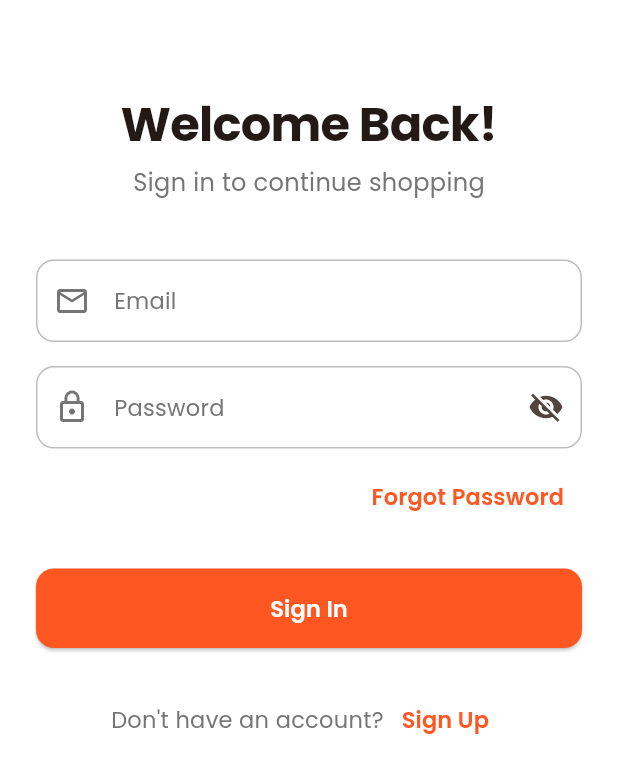
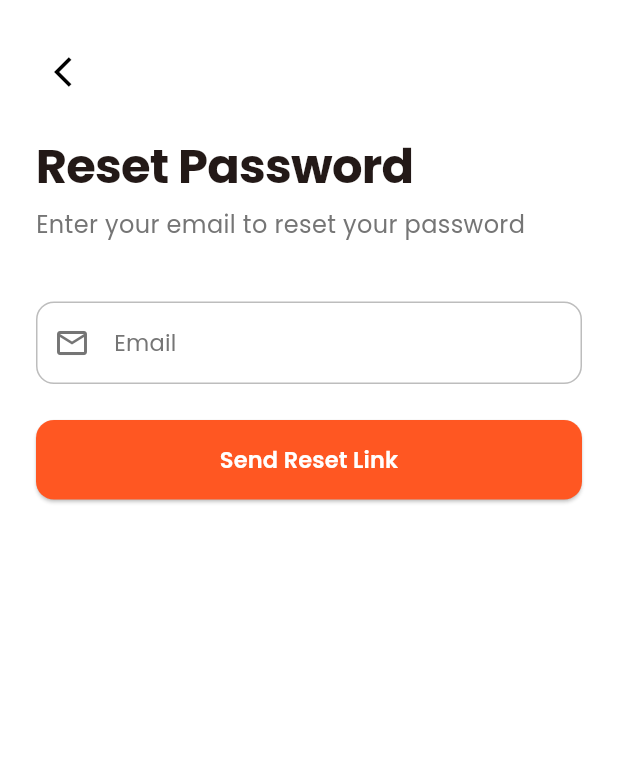
Before and after one commit to ThaeNandarSeint/ecommerce_app, a Flutter app: the LoginScreen screen opened directly, after a tap on "Forgot Password", on a phone screen of 412 x 824 dp. Shown: the top 773 px of the screen. Run offline on Flutter 3.47's test engine with Material 3 defaults, Android fonts, the phone set to English and light mode, and no system bars; our stand-ins replace get, get_storage, google_fonts; accounts and stored records are empty.

Commit message:
design forgot password screen

```diff
--- /dev/null
+++ b/lib/features/auth/views/forgot_password_screen.dart
@@ -0,0 +1,112 @@
+import 'package:ecommerce_app/core/theme/app_text_style.dart';
+import 'package:ecommerce_app/core/widgets/custom_text_field.dart';
+import 'package:flutter/material.dart';
+import 'package:get/get.dart';
+
+class ForgotPasswordScreen extends StatelessWidget {
+  ForgotPasswordScreen({super.key});
+
+  final TextEditingController _emailController = TextEditingController();
+
+  void _showSuccessDialog(BuildContext context) {
+    Get.dialog(
+      AlertDialog(
+        title: Text("Check Your Email", style: AppTextStyle.h3),
+        content: Text(
+          "We have sent password recovery instructions to your email.",
+          style: AppTextStyle.bodyMedium,
+        ),
+        actions: [
+          TextButton(
+            onPressed: () => Get.back(),
+            child: Text(
+              "OK",
+              style: AppTextStyle.withColor(
+                AppTextStyle.buttonMedium,
+                Theme.of(context).primaryColor,
+              ),
+            ),
+          ),
+        ],
+      ),
+    );
+  }
+
+  @override
+  Widget build(BuildContext context) {
+    final isDark = Theme.of(context).brightness == Brightness.dark;
+
+    return Scaffold(
+      body: SafeArea(
+        child: SingleChildScrollView(
+          padding: const EdgeInsets.all(24),
+          child: Column(
+            crossAxisAlignment: CrossAxisAlignment.start,
+            children: [
+              IconButton(
+                onPressed: () => Get.back(),
+                icon: Icon(
+                  Icons.arrow_back_ios,
+                  color: isDark ? Colors.white : Colors.black,
+                ),
+              ),
+              const SizedBox(height: 20),
+              Text(
+                'Reset Password',
+                style: AppTextStyle.withColor(
+                  AppTextStyle.h1,
+                  Theme.of(context).textTheme.bodyLarge!.color!,
+                ),
+              ),
+              const SizedBox(height: 8),
+              Text(
+                "Enter your email to reset your password",
+                style: AppTextStyle.withColor(
+                  AppTextStyle.bodyLarge,
+                  isDark ? Colors.grey[400]! : Colors.grey[600]!,
+                ),
+              ),
+              const SizedBox(height: 40),
+              CustomTextField(
+                label: 'Email',
+                prefixIcon: Icons.email_outlined,
+                keyboardType: TextInputType.emailAddress,
+                controller: _emailController,
+                validator: (value) {
+                  if (value == null || value.isEmpty) {
+                    return 'Please enter your email';
+                  }
+                  if (!GetUtils.isEmail(value)) {
+                    return 'Please enter a valid email';
+                  }
+                  return null;
+                },
+              ),
+              const SizedBox(height: 24),
+              SizedBox(
+                width: double.infinity,
+                child: ElevatedButton(
+                  onPressed: () {},
+                  style: ElevatedButton.styleFrom(
+                    backgroundColor: Theme.of(context).primaryColor,
+                    padding: const EdgeInsets.symmetric(vertical: 16),
+                    shape: RoundedRectangleBorder(
+                      borderRadius: BorderRadius.circular(12),
+                    ),
+                  ),
+                  child: Text(
+                    "Send Reset Link",
+                    style: AppTextStyle.withColor(
+                      AppTextStyle.buttonMedium,
+                      Colors.white,
+                    ),
+                  ),
+                ),
+              ),
+            ],
+          ),
+        ),
+      ),
+    );
+  }
+}
--- a/lib/features/auth/views/login_screen.dart
+++ b/lib/features/auth/views/login_screen.dart
@@ -1,6 +1,7 @@
 import 'package:ecommerce_app/core/theme/app_text_style.dart';
 import 'package:ecommerce_app/core/widgets/custom_text_field.dart';
 import 'package:ecommerce_app/features/auth/controllers/auth_controller.dart';
+import 'package:ecommerce_app/features/auth/views/forgot_password_screen.dart';
 import 'package:ecommerce_app/features/auth/views/register_screen.dart';
 import 'package:ecommerce_app/features/home/views/home_screen.dart';
 import 'package:flutter/material.dart';
@@ -79,7 +80,7 @@ class LoginScreen extends StatelessWidget {
               Align(
                 alignment: Alignment.centerRight,
                 child: TextButton(
-                  onPressed: () {},
+                  onPressed: () => Get.to(() => ForgotPasswordScreen()),
                   child: Text(
                     "Forgot Password",
                     style: AppTextStyle.withColor(
```
